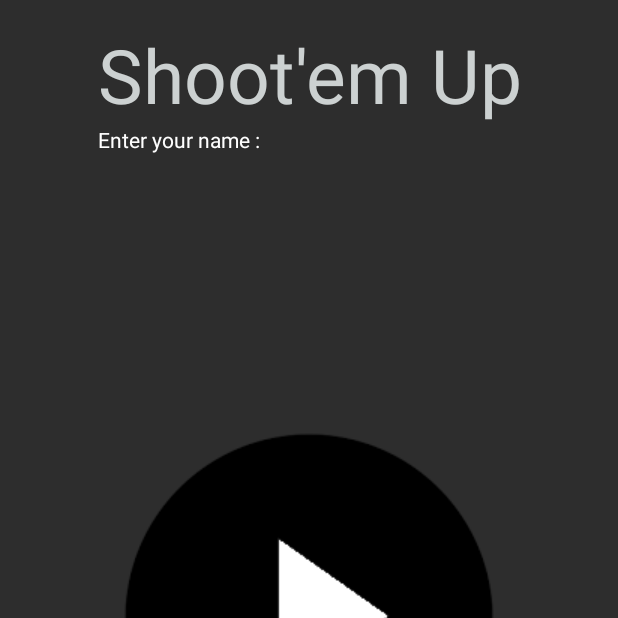
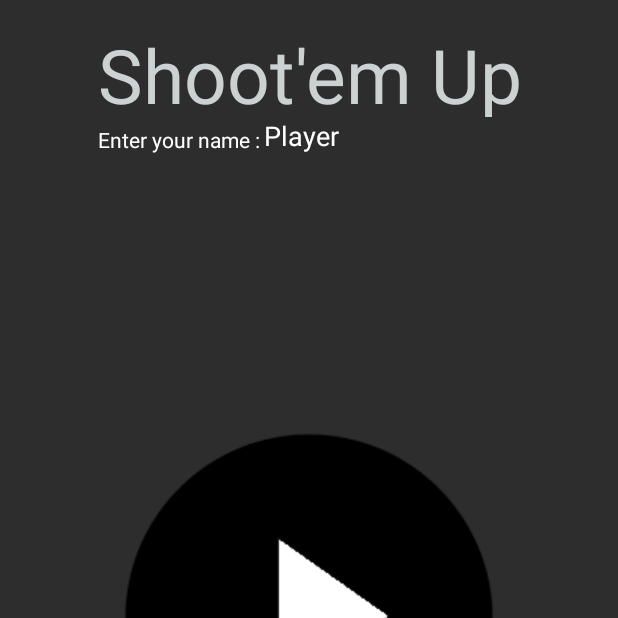
Before and after one commit to nchabalier/ShootemUp, an Android app: the screen it shows after launch (MainActivity), on a phone screen of 412 x 824 dp, the top half of it. Run offline under Robolectric (Android 15) with nearby library versions, the phone set to English and light mode, and no system bars.

Commit message:
Add vibration.

```diff
--- a/app/src/main/AndroidManifest.xml
+++ b/app/src/main/AndroidManifest.xml
@@ -1,7 +1,7 @@
 <?xml version="1.0" encoding="utf-8"?>
 <manifest xmlns:android="http://schemas.android.com/apk/res/android"
     package="com.example.nicolas.shootemup">
-
+    <uses-permission android:name="android.permission.VIBRATE"/>
     <application
         android:allowBackup="true"
         android:icon="@mipmap/ic_launcher"
--- a/app/src/main/java/com/example/nicolas/shootemup/Ship.java
+++ b/app/src/main/java/com/example/nicolas/shootemup/Ship.java
@@ -1,8 +1,10 @@
 package com.example.nicolas.shootemup;
 
+import android.content.Context;
 import android.graphics.Bitmap;
 import android.graphics.Canvas;
 import android.graphics.Point;
+import android.os.Vibrator;
 
 import java.util.List;
 
@@ -114,6 +116,9 @@ public class Ship extends GameEntity {
         if(hitter instanceof Shoot){
             Shoot shotHitting = (Shoot) hitter;
             currentHealth -= shotHitting.getPower();
+            if(!(this instanceof ShipPNJ)) {
+                GameActivity.vibrate();
+            }
         }
         else{
             currentHealth-=1;
--- a/app/src/main/res/layout/activity_main.xml
+++ b/app/src/main/res/layout/activity_main.xml
@@ -83,6 +83,6 @@
         android:id="@+id/editPseudo"
         android:textColor="@color/White"
         android:background="#2D2D2D"
-        android:layout_toLeftOf="@id/textView8"
-        android:layout_alignParentRight="@id/textView8"/>
+        android:layout_toRightOf="@id/textView8"
+        android:layout_alignBottom="@id/textView8"/>
 </RelativeLayout>
```
Also changed, not shown: app/src/main/java/com/example/nicolas/shootemup/GameActivity.java (+10 -1 lines).
